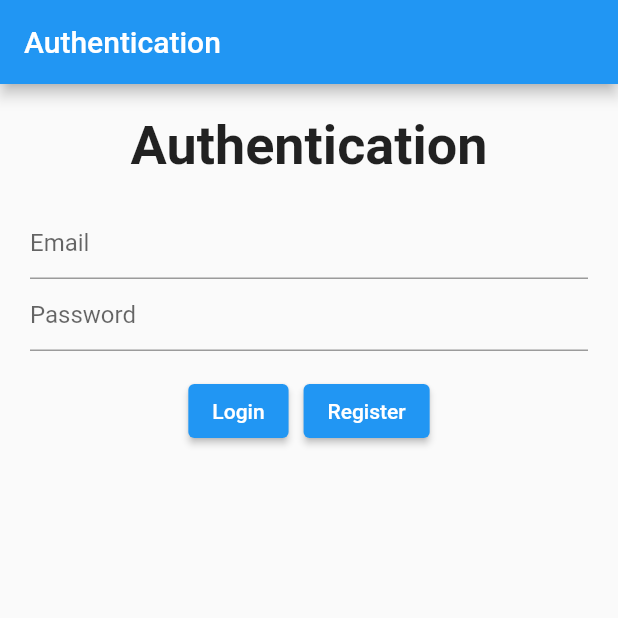
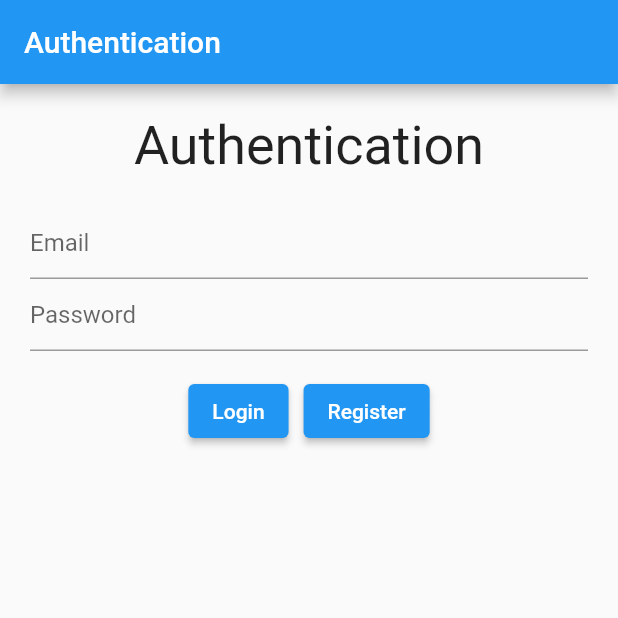
Before and after one commit to CloudedQuartz/flutterStuff, a Flutter app: the screen it shows after launch, after a tap on "Authentication", on a phone screen of 412 x 824 dp, the top half of it. Run offline on Flutter 3.47's test engine with Material 2 defaults, Android fonts, the phone set to English and light mode, and no system bars.

Commit message:
auth: Remove bold text
this doesnt look nice

Signed-off-by: CloudedQuartz <ravenklawasd@gmail.com>

```diff
--- a/lib/auth.dart
+++ b/lib/auth.dart
@@ -30,7 +30,6 @@ class Auth extends State<Authenticate> {
                         'Authentication',
                         style: TextStyle(
                             fontSize: 36.0,
-                            fontWeight: FontWeight.bold
                         ),
                       ),
 
```
